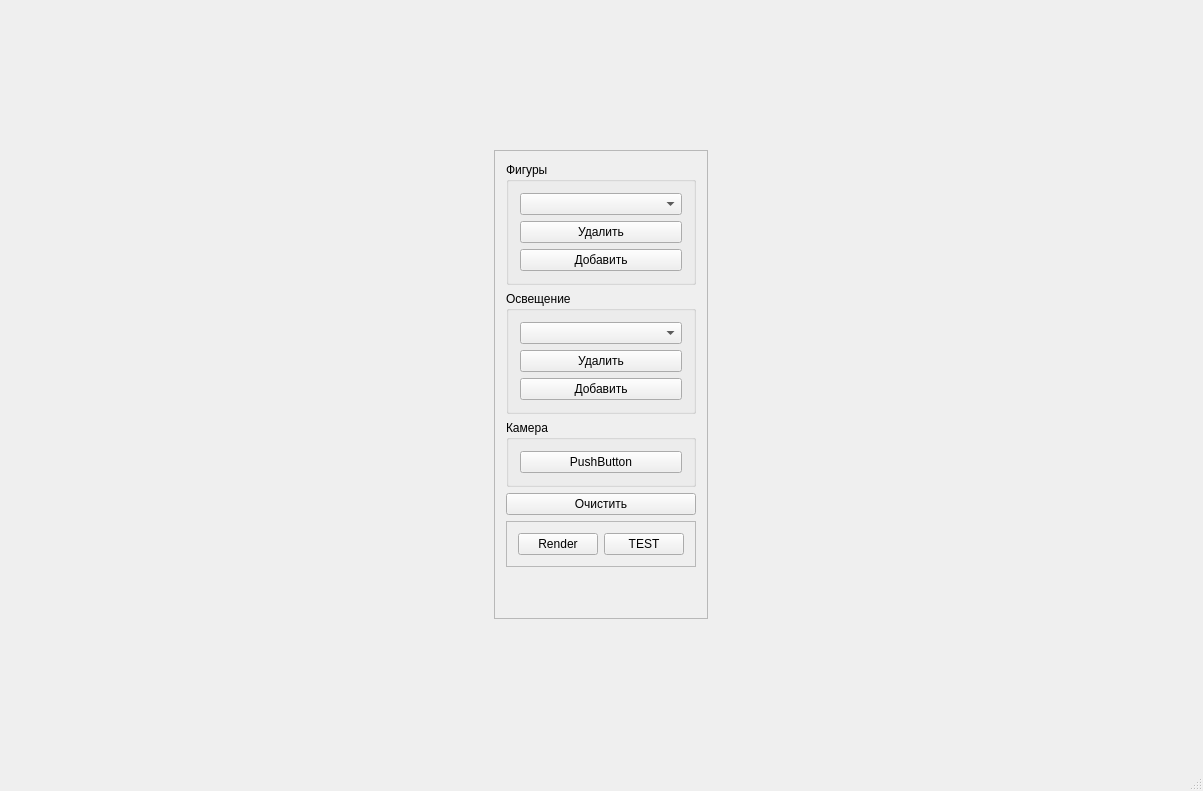
Qt form Course Work/CourseWork/mainwindow.ui (AirEM/university) before a commit.
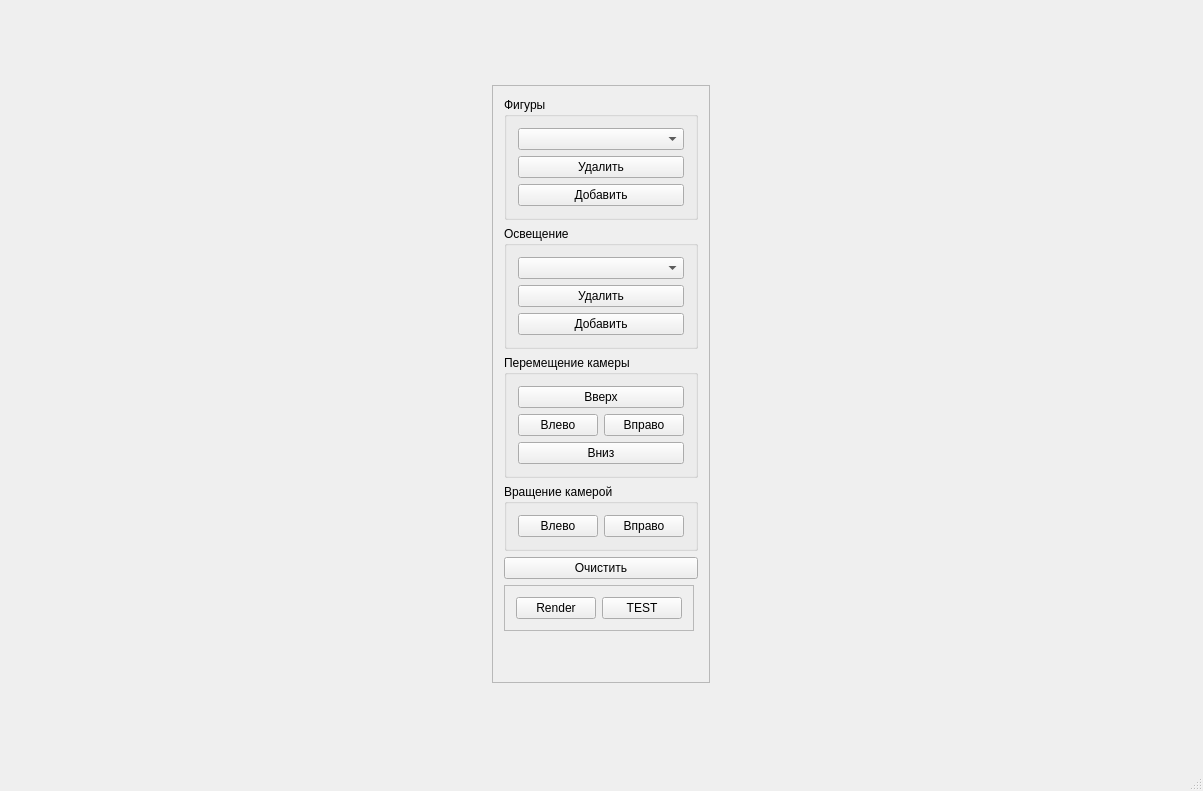
The same form after that commit.

What changed in the file:
```diff
--- a/Course Work/CourseWork/mainwindow.ui
+++ b/Course Work/CourseWork/mainwindow.ui
@@ -91,13 +91,57 @@
        <item>
         <widget class="QGroupBox" name="cameraGroupBox">
          <property name="title">
-          <string>Камера</string>
+          <string>Перемещение камеры</string>
          </property>
-         <layout class="QHBoxLayout" name="horizontalLayout_4">
+         <layout class="QGridLayout" name="gridLayout">
+          <item row="1" column="0">
+           <widget class="QPushButton" name="leftPushButton">
+            <property name="text">
+             <string>Влево</string>
+            </property>
+           </widget>
+          </item>
+          <item row="1" column="1">
+           <widget class="QPushButton" name="rightPushButton">
+            <property name="text">
+             <string>Вправо</string>
+            </property>
+           </widget>
+          </item>
+          <item row="2" column="0" colspan="2">
+           <widget class="QPushButton" name="downPushButton">
+            <property name="text">
+             <string>Вниз</string>
+            </property>
+           </widget>
+          </item>
+          <item row="0" column="0" colspan="2">
+           <widget class="QPushButton" name="upPushButton">
+            <property name="text">
+             <string>Вверх</string>
+            </property>
+           </widget>
+          </item>
+         </layout>
+        </widget>
+       </item>
+       <item>
+        <widget class="QGroupBox" name="cameraRotationGroupBox">
+         <property name="title">
+          <string>Вращение камерой</string>
+         </property>
+         <layout class="QHBoxLayout" name="horizontalLayout_2">
           <item>
-           <widget class="QPushButton" name="pushButton">
+           <widget class="QPushButton" name="rotationLeftPushButton">
             <property name="text">
-             <string>PushButton</string>
+             <string>Влево</string>
+            </property>
+           </widget>
+          </item>
+          <item>
+           <widget class="QPushButton" name="rotationRightPushButton">
+            <property name="text">
+             <string>Вправо</string>
             </property>
            </widget>
           </item>
```
Left out of the diff: 4 changed lines with no effect on the pictures.
